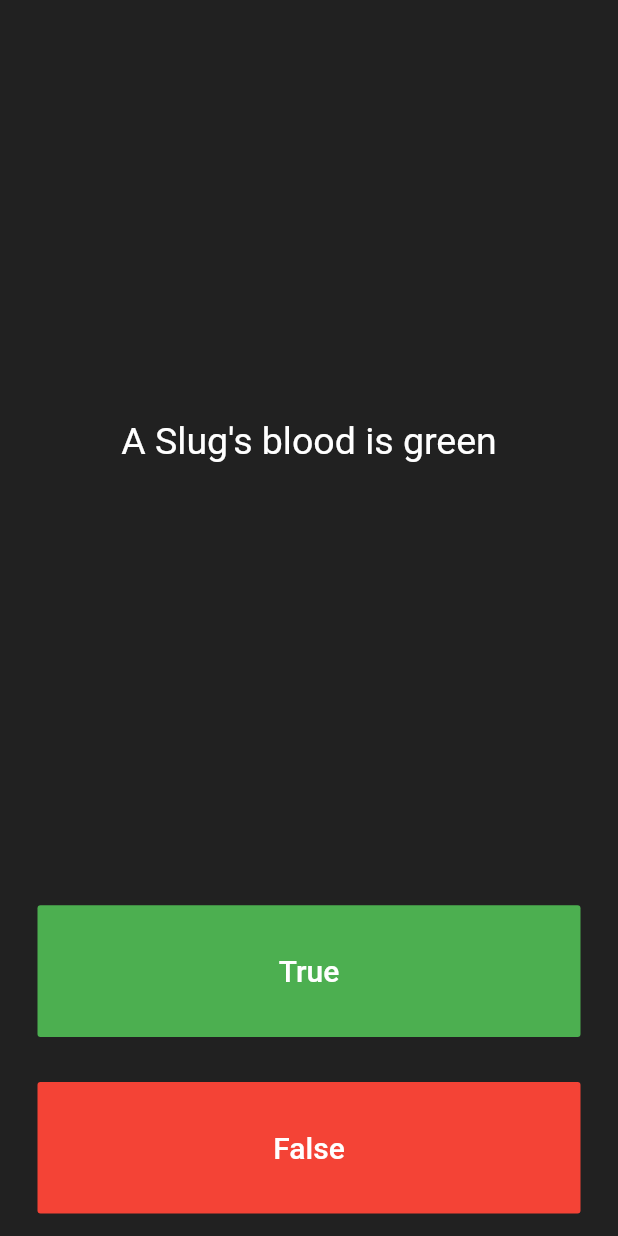
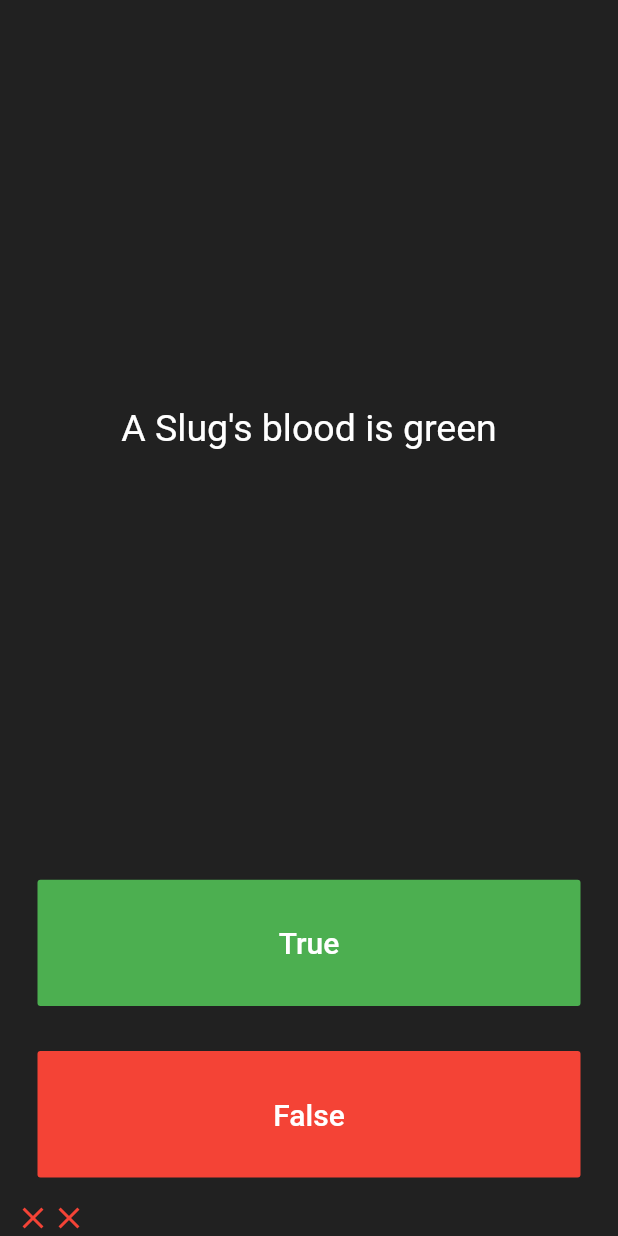
Before and after one commit to Deisun/quiz_app, a Flutter app: the screen it shows after launch, after a tap on "True", after a tap on "False", on a phone screen of 412 x 824 dp. Run offline on Flutter 3.47's test engine with Material 2 defaults, Android fonts, the phone set to English and light mode, and no system bars.

Commit message:
Added ScoreKeeper

```diff
--- a/lib/main.dart
+++ b/lib/main.dart
@@ -1,6 +1,5 @@
 import 'package:flutter/material.dart';
 import 'quiz_brain.dart';
-
 
 QuizBrain quizBrain = QuizBrain();
 
@@ -36,9 +35,27 @@ class Quiz extends StatefulWidget {
 }
 
 class _QuizState extends State<Quiz> {
-  List<Icon> score = [];
+  List<Icon> scoreKeeper = [];
 
+  void checkAnswer(bool userAnswer) {
+    bool correctAnswer = quizBrain.getQuestionAnswer();
 
+    setState(() {
+      if (userAnswer == correctAnswer) {
+        scoreKeeper.add(Icon(
+          Icons.check,
+          color: Colors.green,
+        ));
+      } else {
+        scoreKeeper.add(Icon(
+          Icons.close,
+          color: Colors.red,
+        ));
+      }
+
+      quizBrain.nextQuestion();
+    });
+  }
 
   @override
   Widget build(BuildContext context) {
@@ -76,17 +93,7 @@ class _QuizState extends State<Quiz> {
                 ),
               ),
               onPressed: () {
-                bool answer = quizBrain.getQuestionAnswer();
-
-                if (answer == true) {
-
-                } else {
-
-                }
-
-                setState(() {
-                  quizBrain.nextQuestion();
-                });
+                checkAnswer(true);
               },
             ),
           ),
@@ -105,23 +112,13 @@ class _QuizState extends State<Quiz> {
                 ),
               ),
               onPressed: () {
-                bool answer = quizBrain.getQuestionAnswer();
-
-                if (answer == false) {
-
-                } else {
-
-                }
-
-                setState(() {
-                  quizBrain.nextQuestion();
-                });
+                checkAnswer(false);
               },
             ),
           ),
         ),
         Row(
-          children: score,
+          children: scoreKeeper,
         )
       ],
     );
```
